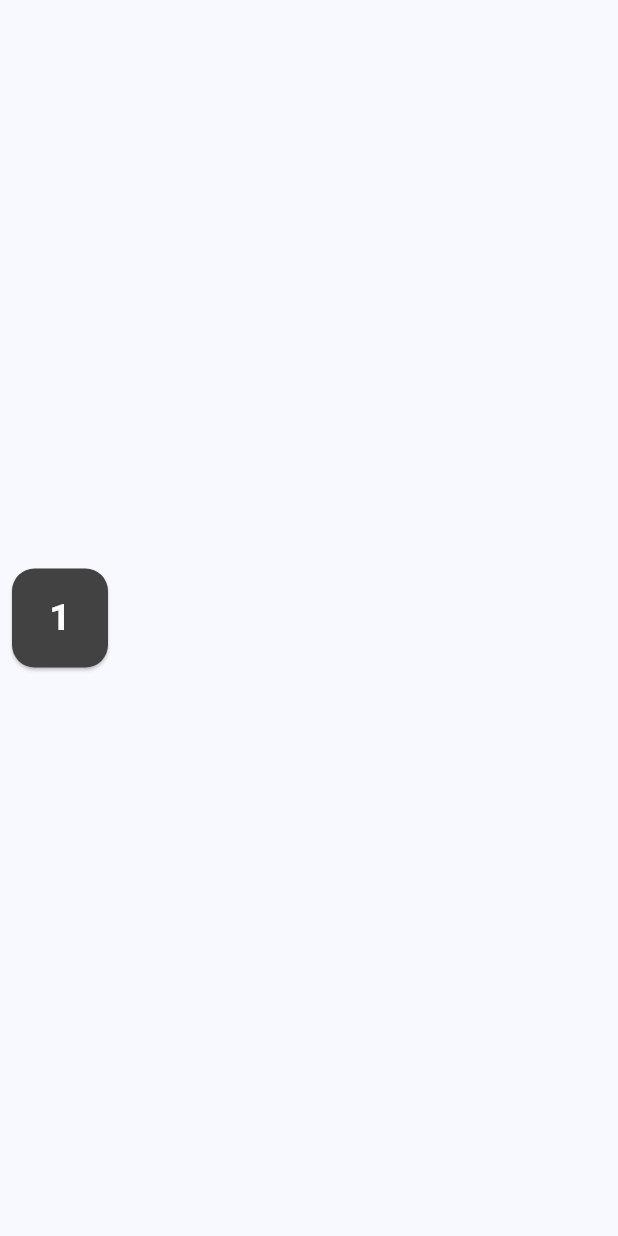
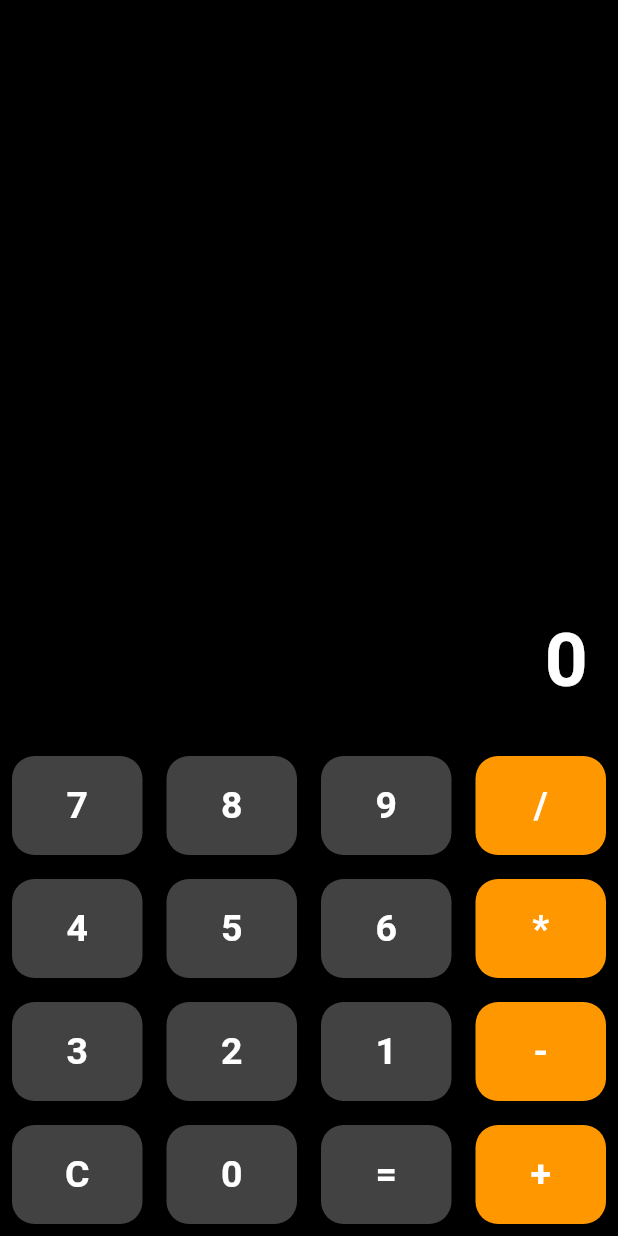
Before and after one commit to majidbhuiyan20/Flutter-Practice, a Flutter app: the CalculatorApp screen opened by its route, on a phone screen of 412 x 824 dp. Run offline on Flutter 3.47's test engine with Material 3 defaults, Android fonts, the phone set to English and light mode, and no system bars; our stand-ins replace badges, cloud_firestore, firebase_auth, firebase_core, flutter_riverpod, fluttertoast and 4 more; accounts and stored records are empty.

Commit message:
make calculator main ui

```diff
--- a/lib/project/calculator/calculatorApp.dart
+++ b/lib/project/calculator/calculatorApp.dart
@@ -12,16 +12,48 @@ class _CalculatorAppState extends State<CalculatorApp> {
   @override
   Widget build(BuildContext context) {
     return Scaffold(
+      backgroundColor: Colors.black,
       body: Center(
         child: Column(
-          mainAxisAlignment: MainAxisAlignment.center,
+          mainAxisAlignment: MainAxisAlignment.end,
           children: [
+            Container(
+              child: Text("0", style: TextStyle(fontSize: 50, color: Colors.white, fontWeight: FontWeight.bold),),
+              alignment: Alignment.bottomRight,
+              padding: EdgeInsets.all(20),
+            ),
             Row(
               children: [
-                buildCalculatorButton(),
+                buildCalculatorButton(onClick:(){}, text: '7', color: null,),
+                buildCalculatorButton(onClick:(){}, text: '8', color: null,),
+                buildCalculatorButton(onClick:(){}, text: '9', color: null,),
+                buildCalculatorButton(onClick:(){}, text: '/', color: Colors.orange,),
+              ],
+            ),
+            Row(
+              children: [
+                buildCalculatorButton(onClick:(){}, text: '4', color: null,),
+                buildCalculatorButton(onClick:(){}, text: '5', color: null,),
+                buildCalculatorButton(onClick:(){}, text: '6', color: null,),
+                buildCalculatorButton(onClick:(){}, text: '*', color: Colors.orange,),
+              ],
+            ),
+            Row(
+              children: [
+                buildCalculatorButton(onClick:(){}, text: '3', color: null,),
+                buildCalculatorButton(onClick:(){}, text: '2', color: null,),
+                buildCalculatorButton(onClick:(){}, text: '1', color: null,),
+                buildCalculatorButton(onClick:(){}, text: '-', color: Colors.orange,),
+              ],
+            ),
+            Row(
+              children: [
+                buildCalculatorButton(onClick:(){}, text: 'C', color: null,),
+                buildCalculatorButton(onClick:(){}, text: '0', color: null,),
+                buildCalculatorButton(onClick:(){}, text: '=', color: null,),
+                buildCalculatorButton(onClick:(){}, text: '+', color: Colors.orange,),
               ],
             )
-
             ],
         ),
       ),
--- a/lib/project/calculator/widget/buildCalculatorButton.dart
+++ b/lib/project/calculator/widget/buildCalculatorButton.dart
@@ -1,24 +1,40 @@
-
 import 'package:flutter/material.dart';
 
 class buildCalculatorButton extends StatelessWidget {
-  const buildCalculatorButton({
+  String text;
+  Color? color;
+  final VoidCallback onClick;
+  buildCalculatorButton({
     super.key,
+    required this.onClick,
+    required this.text,
+    required this.color,
   });
 
   @override
   Widget build(BuildContext context) {
-    return Padding(
-      padding: const EdgeInsets.all(8.0),
-      child: ElevatedButton(
+    return Expanded(
+      child: Padding(
+        padding: const EdgeInsets.all(8.0),
+        child: ElevatedButton(
           style: ElevatedButton.styleFrom(
             padding: EdgeInsets.all(15),
-            shape:RoundedRectangleBorder(
+            shape: RoundedRectangleBorder(
               borderRadius: BorderRadius.circular(15),
             ),
-            backgroundColor: Colors.grey[800],
+            backgroundColor: color ?? Colors.grey[800],
           ),
-          onPressed: (){}, child: Text("1", style: TextStyle(color: Colors.white, fontSize: 25,fontWeight: FontWeight.bold),)),
+          onPressed: onClick,
+          child: Text(
+            text,
+            style: TextStyle(
+              color: Colors.white,
+              fontSize: 25,
+              fontWeight: FontWeight.bold,
+            ),
+          ),
+        ),
+      ),
     );
   }
 }
```
